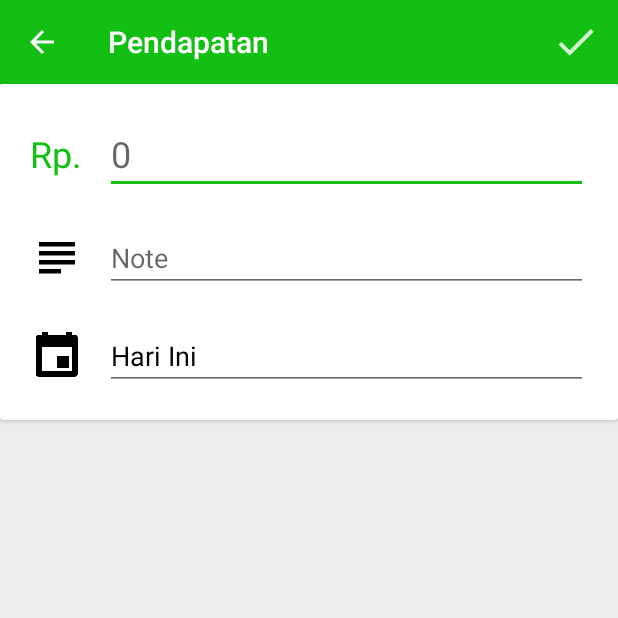
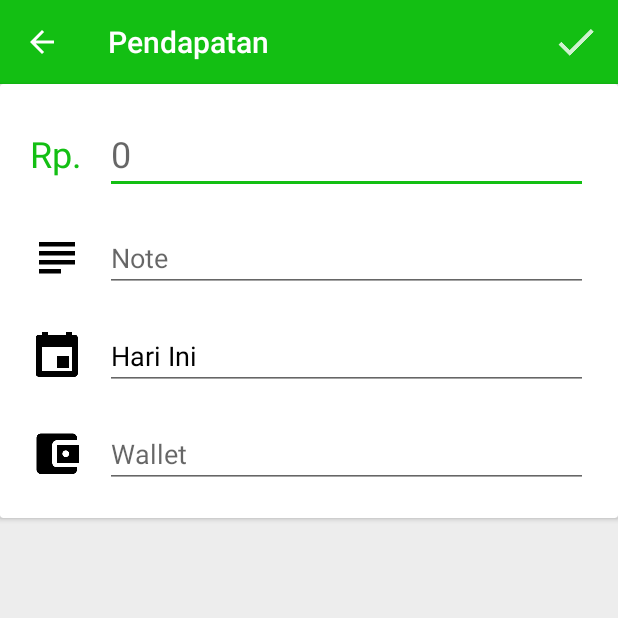
Before and after one commit to naufalrzld/DompetMahasiswa, an Android app: the AddTransactionActivity screen opened directly, with no data from a screen before it, on a phone screen of 412 x 824 dp, the top half of it. Run offline under Robolectric (Android 15) with nearby library versions, the phone set to English and light mode, and no system bars; our stand-ins replace ButterKnife; libraries missing offline, so code that uses them is left out: com.wdullaer.materialdatetimepicker; 1 statement that could not run was skipped.

Commit message:
[Update]Add Wallet Info When Outcome

```diff
--- a/app/src/main/java/mbd/dompetmahasiswa/activity/AddTransactionActivity.java
+++ b/app/src/main/java/mbd/dompetmahasiswa/activity/AddTransactionActivity.java
@@ -22,6 +22,7 @@ import butterknife.BindView;
 import butterknife.ButterKnife;
 import mbd.dompetmahasiswa.R;
 import mbd.dompetmahasiswa.models.IncomeModel;
+import mbd.dompetmahasiswa.models.WalletModel;
 import mbd.dompetmahasiswa.utils.Database;
 
 public class AddTransactionActivity extends AppCompatActivity implements DatePickerDialog.OnDateSetListener {
@@ -35,14 +36,17 @@ public class AddTransactionActivity extends AppCompatActivity implements DatePic
     EditText etNote;
     @BindView(R.id.et_date)
     EditText etDate;
+    @BindView(R.id.et_wallet)
+    EditText etWallet;
 
     public static final String TYPE_INCOME = "income";
     public static final String TYPE_EXPANSE = "expanse";
 
     private Database db;
 
-    private Intent dataaIntent;
+    private Intent dataIntent;
     private String type, date, toolbarTitle;
+    private WalletModel walletModel;
 
     @Override
     protected void onCreate(Bundle savedInstanceState) {
@@ -56,8 +60,8 @@ public class AddTransactionActivity extends AppCompatActivity implements DatePic
 
         db = new Database(this);
 
-        dataaIntent = getIntent();
-        type = dataaIntent.getStringExtra("type");
+        dataIntent = getIntent();
+        type = dataIntent.getStringExtra("type");
 
         Calendar calendar = Calendar.getInstance();
         SimpleDateFormat sdf = new SimpleDateFormat("dd/MM/yyyy");
@@ -68,8 +72,12 @@ public class AddTransactionActivity extends AppCompatActivity implements DatePic
 
         if (type.equals(TYPE_EXPANSE)) {
             toolbarTitle = "Pengeluaran";
+
+            walletModel = dataIntent.getParcelableExtra("wallet");
+
             tvRp.setTextColor(this.getResources().getColor(R.color.colorRed));
             etNominal.setTextColor(this.getResources().getColor(R.color.colorRed));
+            etWallet.setText(walletModel.getWalletName());
         } else {
             toolbarTitle = "Pendapatan";
         }
--- a/app/src/main/java/mbd/dompetmahasiswa/adapter/WalletAdapter.java
+++ b/app/src/main/java/mbd/dompetmahasiswa/adapter/WalletAdapter.java
@@ -51,7 +51,7 @@ public class WalletAdapter extends RecyclerView.Adapter<WalletAdapter.ViewHolder
         holder.walletItem.setOnClickListener(new View.OnClickListener() {
             @Override
             public void onClick(View view) {
-                sharedPreferenceUtil.setWallet(walletModel.getId());
+                sharedPreferenceUtil.setWalletID(walletModel.getId());
                 ((Activity)context).finish();
             }
         });
--- a/app/src/main/java/mbd/dompetmahasiswa/utils/SharedPreferenceUtil.java
+++ b/app/src/main/java/mbd/dompetmahasiswa/utils/SharedPreferenceUtil.java
@@ -19,12 +19,12 @@ public class SharedPreferenceUtil {
         editor = sharedPreferences.edit();
     }
 
-    public void setWallet(int walletID) {
+    public void setWalletID(int walletID) {
         editor.putInt(KEY_WALLET_ID, walletID);
         editor.commit();
     }
 
-    public int getWallet() {
+    public int getWalletID() {
         return sharedPreferences.getInt(KEY_WALLET_ID, 0);
     }
 }
--- a/app/src/main/res/layout/activity_add_transaction.xml
+++ b/app/src/main/res/layout/activity_add_transaction.xml
@@ -108,6 +108,34 @@
 
             </LinearLayout>
 
+            <LinearLayout
+                android:layout_width="match_parent"
+                android:layout_height="wrap_content"
+                android:orientation="horizontal"
+                android:gravity="center"
+                android:padding="10dp">
+
+                <LinearLayout
+                    android:layout_width="50dp"
+                    android:layout_height="wrap_content">
+
+                    <ImageView
+                        android:layout_width="wrap_content"
+                        android:layout_height="wrap_content"
+                        android:src="@drawable/ic_account_balance_wallet_black_36dp"/>
+
+                </LinearLayout>
+
+                <EditText
+                    android:id="@+id/et_wallet"
+                    android:layout_width="match_parent"
+                    android:layout_height="wrap_content"
+                    android:hint="@string/hint_wallet"
+                    android:textColor="@color/colorBlack"
+                    android:focusable="false"/>
+
+            </LinearLayout>
+
         </LinearLayout>
 
     </android.support.v7.widget.CardView>
--- a/app/src/main/res/values/strings.xml
+++ b/app/src/main/res/values/strings.xml
@@ -17,4 +17,5 @@
     <string name="activity_title_wallet">Pilih Wallet</string>
     <string name="hint_nama_wallet">Nama Wallet</string>
     <string name="activity_title_add_wallet">Tambah Wallet</string>
+    <string name="hint_wallet">Wallet</string>
 </resources>
```
Also changed, not shown: app/src/main/java/mbd/dompetmahasiswa/MainActivity.java (+13 -6 lines), app/src/main/java/mbd/dompetmahasiswa/models/WalletModel.java (+34 -1 lines).
